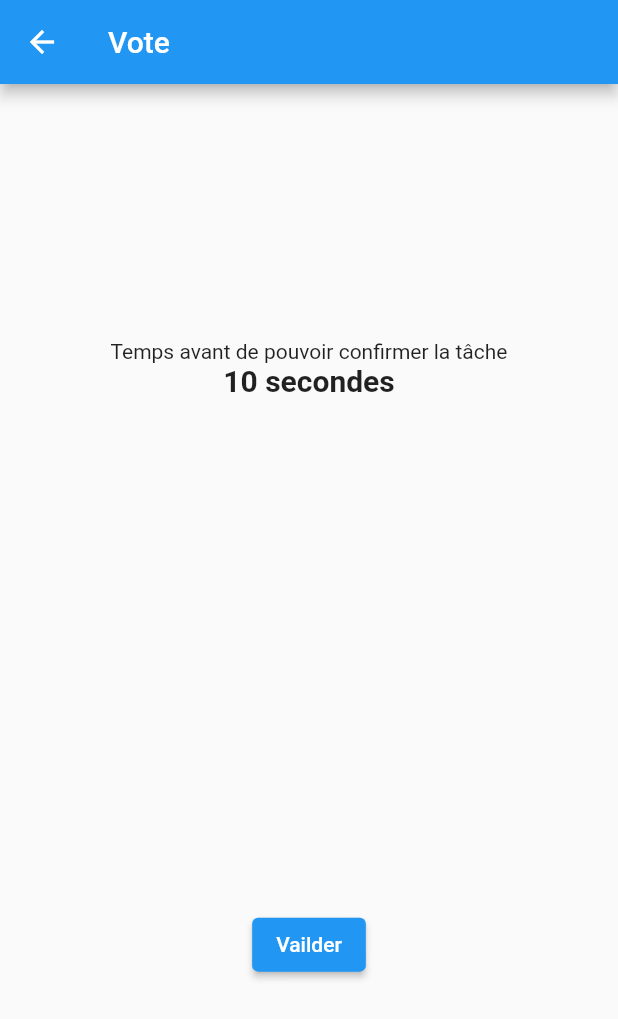
After one commit to Among-IRL/Amongirl_flutter, a Flutter app: the TaskLoadingPage screen opened directly, on a phone screen of 412 x 824 dp. The commit adds this screen. Shown: the top 1019 px of the screen. Run offline on Flutter 3.47's test engine with Material 2 defaults, Android fonts, the phone set to English and light mode, and no system bars; our stand-ins replace shared_preferences, socket_io_client; accounts and stored records are empty; network calls fail.

Commit message:
TaskLoadingPage without socket

```diff
--- a/lib/main.dart
+++ b/lib/main.dart
@@ -11,7 +11,7 @@ void main() {
 
   // IO.Socket socket = IO.io("https://amoung-irl-server-game.herokuapp.com/",
   //     IO.OptionBuilder().setTransports(['websocket']).build());
-  IO.Socket socket = IO.io("http://10.57.29.188:3000",
+  IO.Socket socket = IO.io("http://192.168.193.143:3000",
       IO.OptionBuilder().setTransports(['websocket']).build());
 
   socket.connect();
--- /dev/null
+++ b/lib/pages/task_loading_page.dart
@@ -0,0 +1,99 @@
+import 'dart:async';
+
+import 'package:amoungirl/pages/task_page.dart';
+import 'package:amoungirl/widgets/text_field_decoration.dart';
+import 'package:flutter/material.dart';
+import "package:socket_io_client/socket_io_client.dart" as IO;
+
+class TaskLoadingPage extends StatefulWidget {
+
+  // final Map<String, dynamic> game;
+  //
+  //
+  // TaskLoadingPage(this.game);
+
+  static const routeName = 'taskLoadingPage';
+
+  @override
+  State<StatefulWidget> createState() => TaskLoadingPageState();
+}
+
+class TaskLoadingPageState extends State<TaskLoadingPage> {
+  late IO.Socket socket;
+
+  String left = "10";
+  bool isTimerFinished = true;
+
+  @override
+  void initState() {
+    //onSocket();
+    super.initState();
+  }
+
+  @override
+  void dispose() {
+    print("dispose");
+    super.dispose();
+  }
+
+  @override
+  Widget build(BuildContext context) {
+    return Scaffold(
+        appBar: AppBar(
+          title: const Text("Vote"),
+        ),
+        body: Center(
+          child: Column(
+            mainAxisAlignment: MainAxisAlignment.spaceAround,
+            children: [
+              Column(
+                children: [
+                  Text("Temps avant de pouvoir confirmer la tâche"),
+                  Text(
+                    "$left secondes",
+                    style: TextStyle(fontSize: 20, fontWeight: FontWeight.bold),
+                  ),
+                ],
+              ),
+              ElevatedButton(
+                onPressed: isTimerFinished ? () => {} :  null,
+                child: const Text('Vailder'),
+              ),
+            ],
+          ),
+        ));
+  }
+
+  void onSocket() {
+    // socket = IO.io("https://amoung-irl-server-game.herokuapp.com/",
+    //     IO.OptionBuilder().setTransports(['websocket']).build());
+    //
+    // socket = IO.io("http://10.57.29.188:3000",
+    //     IO.OptionBuilder().setTransports(['websocket']).build());
+
+    // socket.connect();
+
+    // socket.on('meeting', (data) {
+    //   print("toto");
+    //   print("data in meeting $data");
+    //
+    //   setStateIfMounted(() {
+    //     left = data['countDown'].toString();
+    //     print("LEFT = $left");
+    //   });
+    //   if(data['countDown'] == 0){
+    //     socket.clearListeners();
+    //     Navigator.pushReplacement(
+    //       context,
+    //       MaterialPageRoute(
+    //         builder: (BuildContext context) => TaskPage(widget.game),
+    //       ),
+    //     );
+    //   }
+    // });
+  }
+
+  void setStateIfMounted(f) {
+    if (mounted) setState(f);
+  }
+}
```
Also changed, not shown: pubspec.lock.
